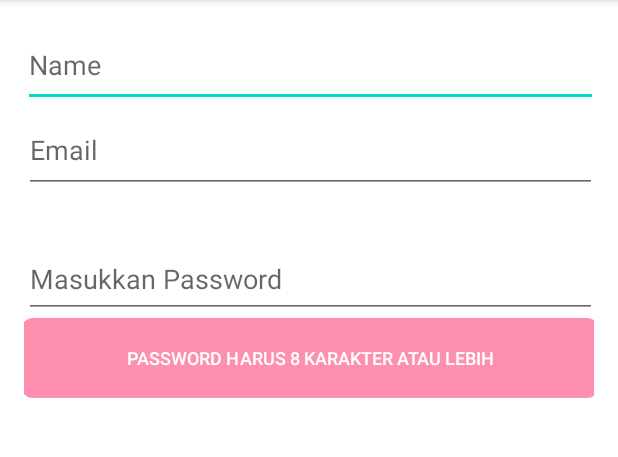
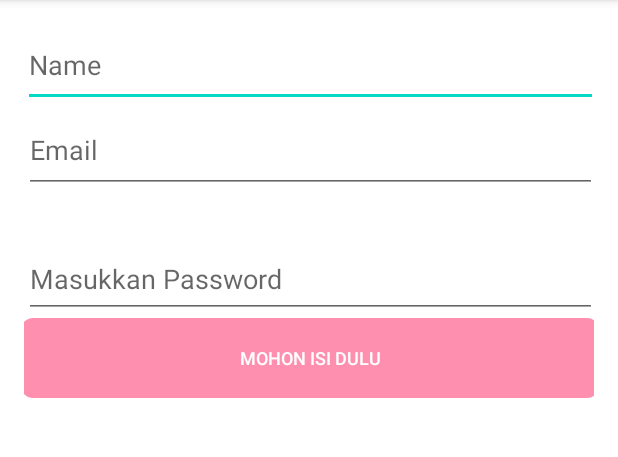
Before and after one commit to bintangns/StoryAppBangkit, an Android app: the RegisterActivity screen opened directly, with no data from a screen before it, on a phone screen of 412 x 824 dp, the part 84-541 px from its top. Run offline under Robolectric (Android 15) with nearby library versions, the phone set to English and light mode, and no system bars.

Commit message:
Fix Custom text

```diff
--- a/app/src/main/java/com/example/storyappintermediate/RegisterActivity.kt
+++ b/app/src/main/java/com/example/storyappintermediate/RegisterActivity.kt
@@ -47,17 +47,16 @@ class RegisterActivity : AppCompatActivity() {
 
         setMyButtonEnable()
 
-        myEditText.addTextChangedListener(object : TextWatcher {
-            override fun beforeTextChanged(s: CharSequence, start: Int, count: Int, after: Int) {
+        myEditText.listener = object: MyEditText.OnPasswordLengthChanged {
+            override fun onLengthChanged(length: Int) {
+                myButton.updateTextBasedOnPasswordLength(length)
             }
-            override fun onTextChanged(s: CharSequence, start: Int, before: Int, count: Int) {
-                setMyButtonEnable()
-            }
-            override fun afterTextChanged(s: Editable) {
-            }
-        })
+        }
+        setMyButtonEnable()
 
-        myButton.setOnClickListener { Toast.makeText(this@RegisterActivity, myEditText.text, Toast.LENGTH_SHORT).show() }
+
+
+
 
 
 
--- a/app/src/main/res/layout/activity_register.xml
+++ b/app/src/main/res/layout/activity_register.xml
@@ -50,7 +50,7 @@
             android:id="@+id/btn_register"
             android:layout_width="385dp"
             android:layout_height="53dp"
-            android:text="Mohon Isi Form"
+            android:text="Mohon Isi Dulu"
             app:layout_constraintEnd_toEndOf="parent"
             app:layout_constraintStart_toStartOf="parent"
             app:layout_constraintTop_toBottomOf="@id/ed_register_password"
```
Also changed, not shown: app/src/main/java/com/example/storyappintermediate/utils/MyButton.kt (+10 -1 lines), app/src/main/java/com/example/storyappintermediate/utils/MyEditText.kt (+14 -2 lines).
